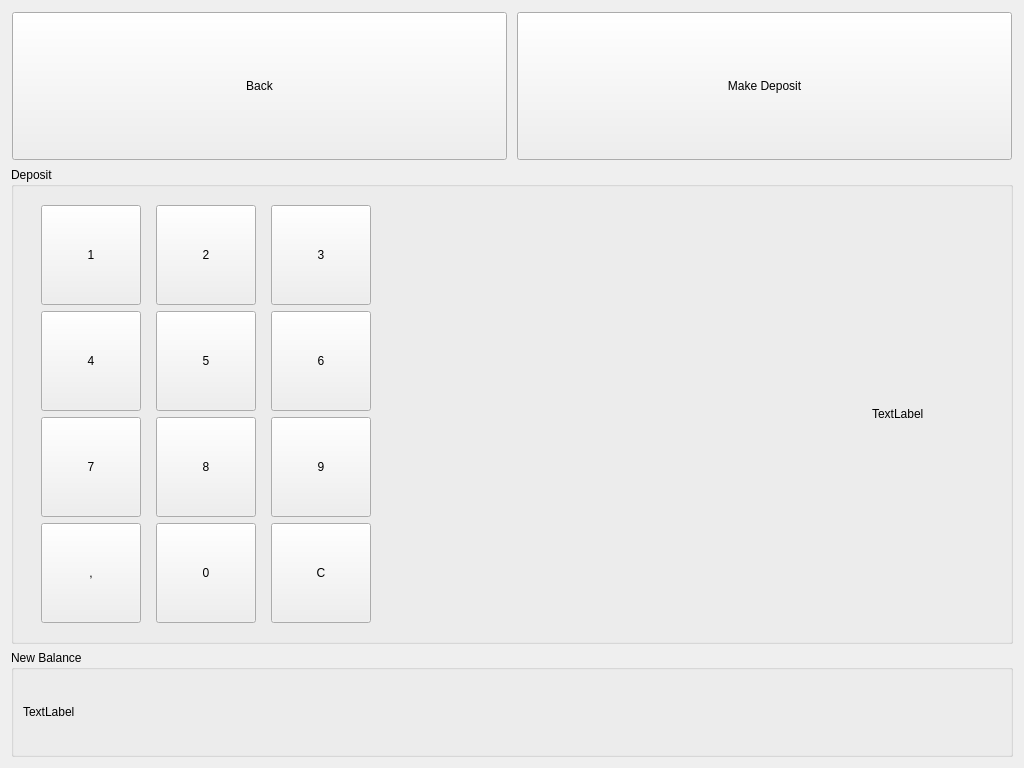
Old version of the form penyamanager/user/depositwindow.ui in the repository eguzki/penyamanager.
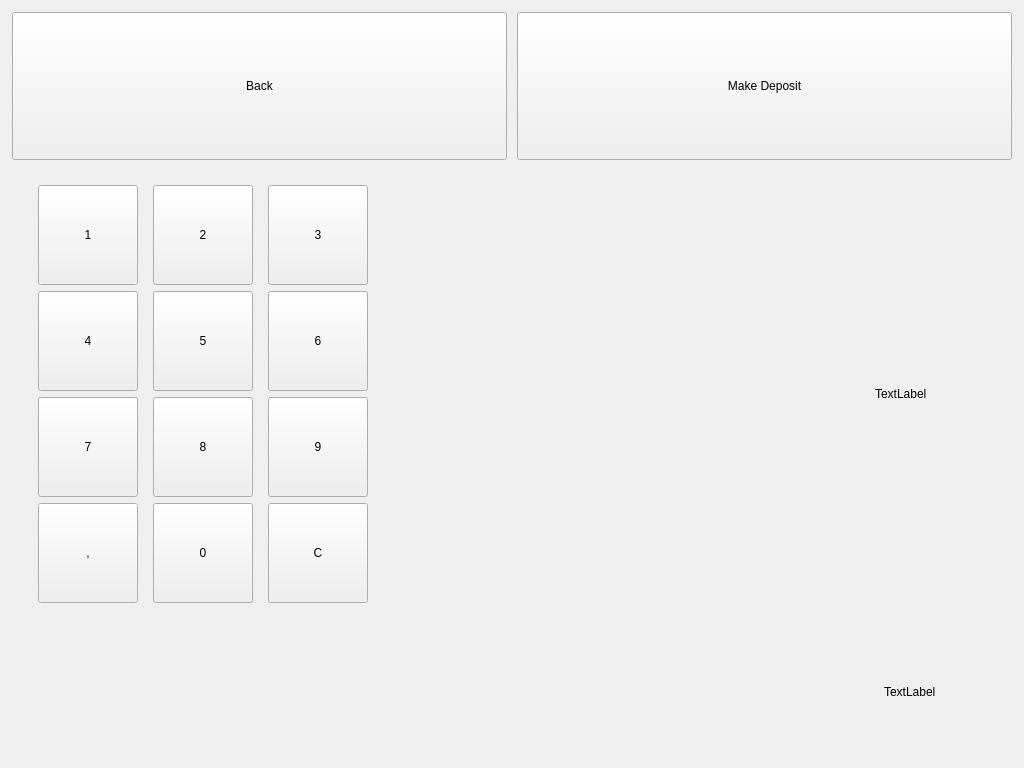
New version of the form.

The edit to the form file:
```diff
--- a/penyamanager/user/depositwindow.ui
+++ b/penyamanager/user/depositwindow.ui
@@ -19,6 +19,15 @@
   <property name="windowTitle">
    <string>Form</string>
   </property>
+  <property name="styleSheet">
+   <string notr="true">#newBalanceLabel{
+font: 30pt &quot;Calibri&quot;;
+}
+
+#depositLabel{
+font: 30pt &quot;Calibri&quot;;
+}</string>
+  </property>
   <layout class="QVBoxLayout" name="verticalLayout">
    <item>
     <widget class="QWidget" name="topPanelWidget" native="true">
@@ -80,10 +89,7 @@
     </widget>
    </item>
    <item>
-    <widget class="QGroupBox" name="numPadGroupBox">
-     <property name="title">
-      <string>Deposit</string>
-     </property>
+    <widget class="QWidget" name="numPadWidget" native="true">
      <layout class="QHBoxLayout" name="horizontalLayout_6">
       <item>
        <widget class="QWidget" name="numPadWidget" native="true">
@@ -367,13 +373,29 @@
     </widget>
    </item>
    <item>
-    <widget class="QGroupBox" name="newBalanceGroupBox">
-     <property name="title">
-      <string>New Balance</string>
-     </property>
+    <widget class="QWidget" name="newBalanceWidget" native="true">
      <layout class="QHBoxLayout" name="horizontalLayout_7">
+      <item>
+       <spacer name="horizontalSpacer_2">
+        <property name="orientation">
+         <enum>Qt::Horizontal</enum>
+        </property>
+        <property name="sizeHint" stdset="0">
+         <size>
+          <width>40</width>
+          <height>20</height>
+         </size>
+        </property>
+       </spacer>
+      </item>
       <item>
        <widget class="QLabel" name="newBalanceLabel">
+        <property name="minimumSize">
+         <size>
+          <width>120</width>
+          <height>0</height>
+         </size>
+        </property>
         <property name="text">
          <string>TextLabel</string>
         </property>
```
